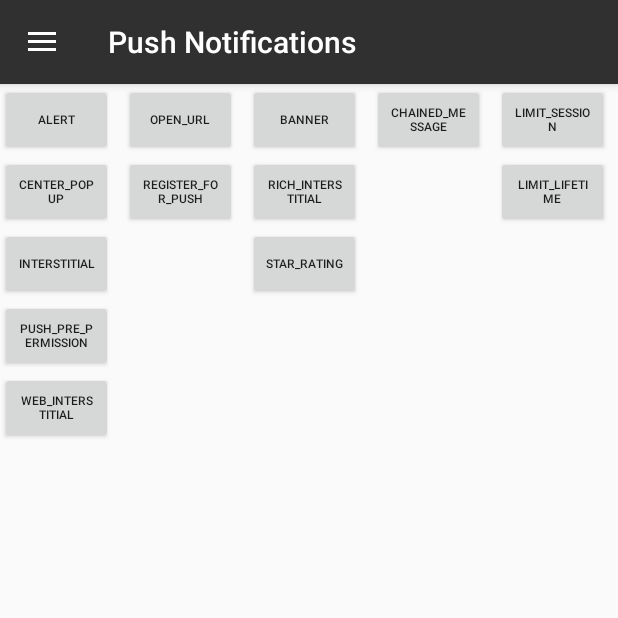
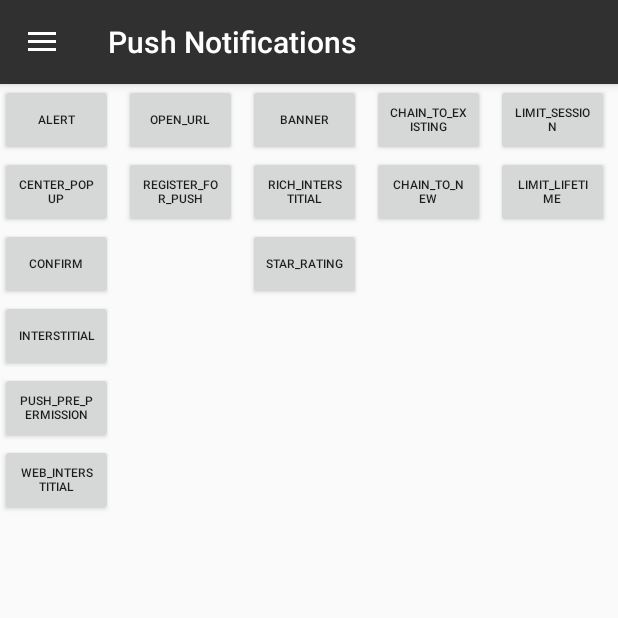
Before and after one commit to Leanplum/Leanplum-Android-SDK-Example, an Android app: the fragment TestingInAppFragment placed in its activity, on a phone screen of 412 x 824 dp, the top half of it. Run offline under Robolectric (Android 15) with nearby library versions, the phone set to English and light mode, and no system bars; 1 statement that could not run was skipped.

Commit message:
refactor(Testing) Added standalone confirm button, split out chained message into two buttons. Removed unused imports.

```diff
--- a/app/src/main/java/com/leanplum/android/example/fragments/TestingInAppFragment.java
+++ b/app/src/main/java/com/leanplum/android/example/fragments/TestingInAppFragment.java
@@ -1,10 +1,7 @@
 package com.leanplum.android.example.fragments;
 
 import android.os.Bundle;
-import android.os.Handler;
-import android.os.Looper;
 import android.support.v4.app.Fragment;
-import android.util.Log;
 import android.view.LayoutInflater;
 import android.view.View;
 import android.view.ViewGroup;
@@ -50,6 +47,14 @@ public class TestingInAppFragment extends Fragment {
       }
     });
 
+    final Button confirm = root.findViewById(R.id.confirm);
+    confirm.setOnClickListener(new View.OnClickListener() {
+      @Override
+      public void onClick(View v) {
+        Leanplum.track("confirm");
+      }
+    });
+
     final Button interstitial = root.findViewById(R.id.interstitial);
     interstitial.setOnClickListener(new View.OnClickListener() {
       @Override
@@ -75,6 +80,7 @@ public class TestingInAppFragment extends Fragment {
     });
 
     // ACTIONS
+
     final Button open_url = root.findViewById(R.id.open_url);
     open_url.setOnClickListener(new View.OnClickListener() {
       @Override
@@ -92,6 +98,7 @@ public class TestingInAppFragment extends Fragment {
     });
 
     // RICH IN-APP TEMPLATES
+
     final Button banner = root.findViewById(R.id.banner);
     banner.setOnClickListener(new View.OnClickListener() {
       @Override
@@ -117,11 +124,20 @@ public class TestingInAppFragment extends Fragment {
     });
 
     // CHAINED IN-APP MESSAGES
-    final Button chained_message = root.findViewById(R.id.chained_message);
-    chained_message.setOnClickListener(new View.OnClickListener() {
+
+    final Button chain_to_existing = root.findViewById(R.id.chain_to_existing);
+    chain_to_existing.setOnClickListener(new View.OnClickListener() {
       @Override
       public void onClick(View v) {
-        Leanplum.track("chained_message");
+        Leanplum.track("chain_to_existing");
+      }
+    });
+
+    final Button chain_to_new = root.findViewById(R.id.chain_to_new);
+    chain_to_new.setOnClickListener(new View.OnClickListener() {
+      @Override
+      public void onClick(View v) {
+        Leanplum.track("chain_to_new");
       }
     });
 
--- a/app/src/main/res/layout/testing_inapp.xml
+++ b/app/src/main/res/layout/testing_inapp.xml
@@ -23,6 +23,14 @@
             android:layout_height="wrap_content"
             android:enabled="true"
             android:text="center_popup"
+            android:textSize="8sp"/>
+
+        <Button
+            android:id="@+id/confirm"
+            android:layout_width="75dp"
+            android:layout_height="wrap_content"
+            android:enabled="true"
+            android:text="confirm"
             android:textSize="8sp"/>
 
         <Button
@@ -103,6 +111,7 @@
             android:enabled="true"
             android:text="star_rating"
             android:textSize="8sp"/>
+
     </LinearLayout>
 
     <LinearLayout xmlns:android="http://schemas.android.com/apk/res/android"
@@ -113,12 +122,22 @@
 
         <!-- CHAINED IN-APP MESSAGES -->
         <Button
-            android:id="@+id/chained_message"
+            android:id="@+id/chain_to_existing"
             android:layout_width="75dp"
             android:layout_height="wrap_content"
             android:enabled="true"
-            android:text="chained_message"
+            android:text="chain_to_existing"
             android:textSize="8sp"/>
+
+
+        <Button
+            android:id="@+id/chain_to_new"
+            android:layout_width="75dp"
+            android:layout_height="wrap_content"
+            android:enabled="true"
+            android:text="chain_to_new"
+            android:textSize="8sp"/>
+
     </LinearLayout>
 
     <LinearLayout xmlns:android="http://schemas.android.com/apk/res/android"
```
